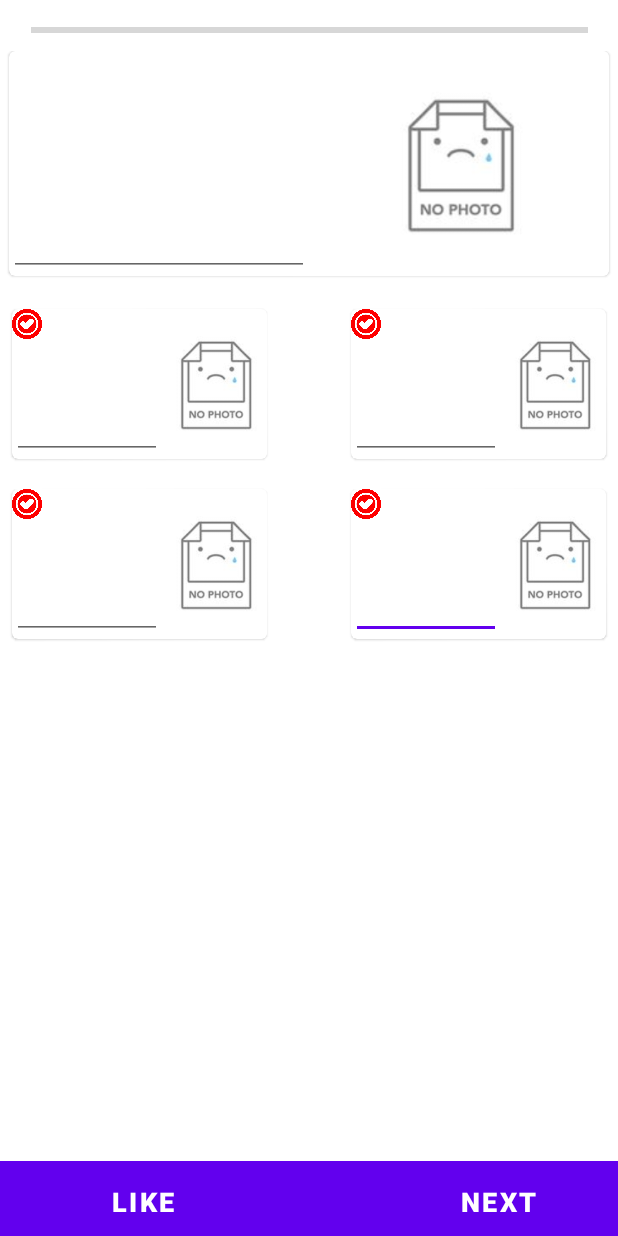
After one commit to MohsenDehghankar/TorobcheApp, an Android app: the GameQuestionActivity screen opened directly, with no data from a screen before it, on a phone screen of 412 x 824 dp. The commit adds this screen. Run offline under Robolectric (Android 15) with nearby library versions, the phone set to English and light mode, and no system bars; Roboto replaces fonts that are not available here.

Commit message:
add GameQuestionActivity

```diff
--- a/app/src/main/java/com/sharifdev/torobche/Activity/QuestionAdapter.java
+++ b/app/src/main/java/com/sharifdev/torobche/Activity/QuestionAdapter.java
@@ -33,7 +33,7 @@ public class QuestionAdapter extends RecyclerView.Adapter<ImageHolder> {
                     .inflate(R.layout.single_image_layout, parent, false);
         } else {
             view = (LinearLayout) LayoutInflater.from(parent.getContext())
-                    .inflate(R.layout.add_button_layout, parent, false);
+                    .inflate(R.layout.add_button, parent, false);
         }
         return new ImageHolder(view);
     }
--- a/app/src/main/java/com/sharifdev/torobche/Activity/QuizAdapter.java
+++ b/app/src/main/java/com/sharifdev/torobche/Activity/QuizAdapter.java
@@ -34,7 +34,7 @@ public class QuizAdapter extends RecyclerView.Adapter<ImageHolder> {
                     .inflate(R.layout.single_image_layout, parent, false);
         } else {
             view = (LinearLayout) LayoutInflater.from(parent.getContext())
-                    .inflate(R.layout.add_button_layout, parent, false);
+                    .inflate(R.layout.add_button, parent, false);
         }
         return new ImageHolder(view);
     }
--- a/app/src/main/java/com/sharifdev/torobche/Game/GameFragment.java
+++ b/app/src/main/java/com/sharifdev/torobche/Game/GameFragment.java
@@ -41,6 +41,13 @@ public class GameFragment extends Fragment {
         });
 
         Button group_button = (Button) rootView.findViewById(R.id.gp_btn);
+        group_button.setOnClickListener(new View.OnClickListener() {
+            @Override
+            public void onClick(View view) {
+                Intent i =new  Intent(getActivity().getApplicationContext(), GameQuestionActivity.class);
+                startActivity(i);
+            }
+        });
 
 
         return rootView;
--- /dev/null
+++ b/app/src/main/java/com/sharifdev/torobche/Game/GameQuestionActivity.java
@@ -0,0 +1,81 @@
+package com.sharifdev.torobche.Game;
+
+import androidx.appcompat.app.AppCompatActivity;
+
+import android.content.Intent;
+import android.os.Bundle;
+import android.os.Handler;
+import android.view.View;
+import android.widget.Button;
+import android.widget.EditText;
+import android.widget.ImageView;
+import android.widget.ProgressBar;
+
+import com.sharifdev.torobche.Home;
+import com.sharifdev.torobche.R;
+import com.sharifdev.torobche.model.Question;
+
+public class GameQuestionActivity extends AppCompatActivity {
+    private int q_number = 1;
+    private Button next;
+    Handler handelr = new Handler();
+    boolean goToNext = false;
+
+
+
+    @Override
+    protected void onCreate(Bundle savedInstanceState) {
+        super.onCreate(savedInstanceState);
+        setContentView(R.layout.activity_game_question);
+
+        next = (Button) findViewById(R.id.next_question);
+        next.setOnClickListener(new View.OnClickListener() {
+            @Override
+            public void onClick(View view) {
+                if (q_number == 10) {
+                    Intent i = new Intent(getApplicationContext(), Home.class);
+                    startActivity(i);
+                    //todo add to score
+                    finish();
+                }
+                if (q_number < 10) {
+                    //todo show correct answer
+                    //todo save the user answer
+                    //todo get random question
+                    setQuestion(new Question());
+                }
+            }
+        });
+
+        setTimeBar();
+    }
+
+    /**
+     * call it for each question (!!! set images no_photo if the question have not photo)
+     */
+    private void setQuestion(Question q) {
+        fillComponent(R.id.q_image, q.questionImage, R.id.q_text, q.questionText);
+        fillComponent(R.id.c1_image, q.image1, R.id.c1_text, q.answerText1);
+        fillComponent(R.id.c2_image, q.image2, R.id.c2_text, q.answerText2);
+        fillComponent(R.id.c3_image, q.image3, R.id.c3_text, q.answerText3);
+        fillComponent(R.id.c4_image, q.image4, R.id.c4_text, q.answerText4);
+
+        q_number += 1;
+
+        setTimeBar();
+    }
+
+    private void fillComponent(int imageId, int imageResource, int textId, String text) {
+        ImageView q_1_image = findViewById(imageId);
+        q_1_image.setImageResource(imageResource);
+
+        EditText q_1_text = findViewById(textId);
+        q_1_text.setText(text);
+    }
+
+    private void setTimeBar() {
+        final ProgressBar timeBar = findViewById(R.id.time_bar);
+
+        //todo
+    }
+}
--- a/app/src/main/java/com/sharifdev/torobche/MainActivity.java
+++ b/app/src/main/java/com/sharifdev/torobche/MainActivity.java
@@ -24,12 +24,12 @@ public class MainActivity extends AppCompatActivity {
     protected void onCreate(Bundle savedInstanceState) {
         setTheme(R.style.AppTheme);
         super.onCreate(savedInstanceState);
-        Intent i = new Intent(this, Home.class);
-        startActivity(i);
+//        Intent i = new Intent(this, Home.class);
+//        startActivity(i);
         // Show login page
-        //setContentView(R.layout.login);
-        // check if user already logged in, Go to Home
-        //checkLocalUser();
+        setContentView(R.layout.login);
+//         check if user already logged in, Go to Home
+        checkLocalUser();
     }
 
     private void checkLocalUser() {
@@ -97,6 +97,6 @@ public class MainActivity extends AppCompatActivity {
     @Override
     protected void onDestroy() {
         super.onDestroy();
-        //ParseUser.logOut();
+        ParseUser.logOut();
     }
 }
--- a/app/src/main/java/com/sharifdev/torobche/model/Question.java
+++ b/app/src/main/java/com/sharifdev/torobche/model/Question.java
@@ -1,7 +1,20 @@
 package com.sharifdev.torobche.model;
+
+import com.sharifdev.torobche.R;
 
 /**
  * A Question
  */
 public class Question {
+    public String questionText = "";
+    public String answerText1 = "";
+    public String answerText2 ="";
+    public String answerText3 = "";
+    public String answerText4 = "";
+    public int image1 = R.drawable.no_photo;
+    public int image2 = R.drawable.no_photo;
+    public int image3 = R.drawable.no_photo;
+    public int image4 = R.drawable.no_photo;
+    public int questionImage = R.drawable.no_photo;
+    public int correctAnswer;
 }
--- /dev/null
+++ b/app/src/main/res/layout/activity_game_question.xml
@@ -0,0 +1,315 @@
+<?xml version="1.0" encoding="utf-8"?>
+<androidx.constraintlayout.widget.ConstraintLayout xmlns:android="http://schemas.android.com/apk/res/android"
+    xmlns:app="http://schemas.android.com/apk/res-auto"
+    xmlns:tools="http://schemas.android.com/tools"
+    android:layout_width="match_parent"
+    android:layout_height="match_parent"
+    android:layout_gravity="center"
+    app:layout_anchorGravity="center"
+    tools:context=".Game.GameQuestionActivity">
+
+
+    <androidx.constraintlayout.widget.ConstraintLayout
+        android:layout_width="match_parent"
+        android:layout_height="wrap_content"
+        android:layout_marginTop="10dp"
+        app:layout_constraintBottom_toBottomOf="parent"
+        app:layout_constraintTop_toBottomOf="@+id/time_bar"
+        app:layout_constraintVertical_bias="0.0"
+        tools:layout_editor_absoluteX="0dp">
+
+        <androidx.constraintlayout.widget.ConstraintLayout
+            android:id="@+id/constraintLayout3"
+            android:layout_width="match_parent"
+            android:layout_height="250dp"
+            app:layout_constraintEnd_toEndOf="parent"
+            app:layout_constraintStart_toStartOf="parent"
+            app:layout_constraintTop_toBottomOf="@+id/question_card">
+
+            <com.google.android.material.card.MaterialCardView
+                android:id="@+id/card_3"
+                style="@style/Widget.MaterialComponents.CardView"
+                android:layout_width="wrap_content"
+                android:layout_height="100dp"
+                android:layout_marginEnd="8dp"
+                android:layout_marginBottom="8dp"
+                android:checkable="true"
+                android:clickable="true"
+                android:focusable="true"
+                app:layout_constraintBottom_toBottomOf="parent"
+                app:layout_constraintEnd_toEndOf="parent">
+
+                <ImageView
+                    android:id="@+id/imageView3"
+                    android:layout_width="20dp"
+                    android:layout_height="20dp"
+                    app:srcCompat="@drawable/wrong" />
+
+                <LinearLayout
+                    android:layout_width="match_parent"
+                    android:layout_height="match_parent"
+                    android:orientation="horizontal">
+
+                    <!-- Media -->
+                    <EditText
+                        android:id="@+id/c3_text"
+                        android:layout_width="100dp"
+                        android:layout_height="match_parent"
+                        android:layout_marginTop="8dp"
+                        android:textAppearance="?attr/textAppearanceBody2"
+                        android:textColor="?android:attr/textColorSecondary" />
+
+
+                    <!-- Title, secondary and supporting text -->
+
+                    <ImageView
+                        android:id="@+id/c3_image"
+                        android:layout_width="70dp"
+                        android:layout_height="match_parent"
+                        android:scaleType="centerCrop"
+                        android:src="@drawable/no_photo" />
+
+                </LinearLayout>
+
+            </com.google.android.material.card.MaterialCardView>
+
+            <com.google.android.material.card.MaterialCardView
+                android:id="@+id/card_1"
+                style="@style/Widget.MaterialComponents.CardView"
+                android:layout_width="wrap_content"
+                android:layout_height="100dp"
+                android:layout_marginEnd="8dp"
+                android:layout_marginBottom="20dp"
+                android:checkable="true"
+                android:clickable="true"
+                android:focusable="true"
+                app:layout_constraintBottom_toTopOf="@+id/card_3"
+                app:layout_constraintEnd_toEndOf="parent">
+
+
+                <ImageView
+                    android:id="@+id/imageView1"
+                    android:layout_width="20dp"
+                    android:layout_height="20dp"
+                    app:srcCompat="@drawable/wrong" />
+
+                <LinearLayout
+                    android:layout_width="match_parent"
+                    android:layout_height="match_parent"
+                    android:orientation="horizontal">
+
+                    <!-- Media -->
+                    <EditText
+                        android:id="@+id/c1_text"
+                        android:layout_width="100dp"
+                        android:layout_height="match_parent"
+                        android:layout_marginTop="8dp"
+                        android:textAppearance="?attr/textAppearanceBody2"
+                        android:textColor="?android:attr/textColorSecondary" />
+
+
+                    <!-- Title, secondary and supporting text -->
+
+                    <ImageView
+                        android:id="@+id/c1_image"
+                        android:layout_width="70dp"
+                        android:layout_height="match_parent"
+                        android:scaleType="centerCrop"
+                        android:src="@drawable/no_photo" />
+
+                </LinearLayout>
+
+            </com.google.android.material.card.MaterialCardView>
+
+            <com.google.android.material.card.MaterialCardView
+                android:id="@+id/card_4"
+                style="@style/Widget.MaterialComponents.CardView"
+                android:layout_width="wrap_content"
+                android:layout_height="100dp"
+                android:layout_marginStart="8dp"
+                android:layout_marginBottom="8dp"
+                android:checkable="true"
+                android:clickable="true"
+                android:focusable="true"
+                app:layout_constraintBottom_toBottomOf="parent"
+                app:layout_constraintStart_toStartOf="parent">
+
+                <ImageView
+                    android:id="@+id/imageView4"
+                    android:layout_width="20dp"
+                    android:layout_height="20dp"
+                    app:srcCompat="@drawable/wrong" />
+
+                <LinearLayout
+                    android:layout_width="match_parent"
+                    android:layout_height="match_parent"
+                    android:orientation="horizontal">
+
+                    <!-- Media -->
+                    <EditText
+                        android:id="@+id/c4_text"
+                        android:layout_width="100dp"
+                        android:layout_height="match_parent"
+                        android:layout_marginTop="8dp"
+                        android:textAppearance="?attr/textAppearanceBody2"
+                        android:textColor="?android:attr/textColorSecondary" />
+
+
+                    <!-- Title, secondary and supporting text -->
+
+                    <ImageView
+                        android:id="@+id/c4_image"
+                        android:layout_width="70dp"
+                        android:layout_height="match_parent"
+                        android:scaleType="centerCrop"
+                        android:src="@drawable/no_photo" />
+
+                </LinearLayout>
+
+            </com.google.android.material.card.MaterialCardView>
+
+            <com.google.android.material.card.MaterialCardView
+                android:id="@+id/card_2"
+                style="@style/Widget.MaterialComponents.CardView"
+                android:layout_width="wrap_content"
+                android:layout_height="100dp"
+                android:layout_marginStart="8dp"
+                android:layout_marginBottom="20dp"
+                android:checkable="true"
+                android:clickable="true"
+                android:focusable="true"
+                app:layout_constraintBottom_toTopOf="@+id/card_4"
+                app:layout_constraintStart_toStartOf="parent">
+
+                <ImageView
+                    android:id="@+id/imageView2"
+                    android:layout_width="20dp"
+                    android:layout_height="20dp"
+                    app:srcCompat="@drawable/wrong" />
+
+                <LinearLayout
+                    android:layout_width="match_parent"
+                    android:layout_height="match_parent"
+                    android:orientation="horizontal">
+
+                    <!-- Media -->
+                    <EditText
+                        android:id="@+id/c2_text"
+                        android:layout_width="100dp"
+                        android:layout_height="match_parent"
+                        android:layout_marginTop="8dp"
+                        android:textAppearance="?attr/textAppearanceBody2"
+                        android:textColor="?android:attr/textColorSecondary" />
+
+
+                    <!-- Title, secondary and supporting text -->
+
+                    <ImageView
+                        android:id="@+id/c2_image"
+                        android:layout_width="70dp"
+                        android:layout_height="match_parent"
+                        android:scaleType="centerCrop"
+                        android:src="@drawable/no_photo" />
+
+                </LinearLayout>
+
+            </com.google.android.material.card.MaterialCardView>
+
+        </androidx.constraintlayout.widget.ConstraintLayout>
+
+
+        <com.google.android.material.card.MaterialCardView
+            android:id="@+id/question_card"
+            android:layout_width="wrap_content"
+            android:layout_height="150dp"
+            android:layout_marginTop="20dp"
+            android:checkable="true"
+            android:clickable="true"
+            android:focusable="true"
+            app:layout_constraintEnd_toEndOf="parent"
+            app:layout_constraintStart_toStartOf="parent"
+            app:layout_constraintTop_toBottomOf="@+id/topic_inp_layout">
+
+            <LinearLayout
+                android:layout_width="match_parent"
+                android:layout_height="match_parent"
+                android:orientation="horizontal">
+
+                <!-- Media -->
+                <EditText
+                    android:id="@+id/q_text"
+                    android:layout_width="200dp"
+                    android:layout_height="match_parent"
+                    android:layout_marginTop="8dp"
+                    android:textAppearance="?attr/textAppearanceBody2"
+                    android:textColor="?android:attr/textColorSecondary" />
+
+
+                <!-- Title, secondary and supporting text -->
+
+                <ImageView
+                    android:id="@+id/q_image"
+                    android:layout_width="200dp"
+                    android:layout_height="match_parent"
+                    android:scaleType="centerCrop"
+                    android:src="@drawable/no_photo" />
+
+            </LinearLayout>
+
+        </com.google.android.material.card.MaterialCardView>
+
+    </androidx.constraintlayout.widget.ConstraintLayout>
+
+    <ProgressBar
+        android:id="@+id/time_bar"
+        style="?android:attr/progressBarStyleHorizontal"
+        android:layout_width="371dp"
+        android:layout_height="8dp"
+        android:layout_marginTop="16dp"
+        android:max="100"
+        app:layout_constraintEnd_toEndOf="parent"
+        app:layout_constraintStart_toStartOf="parent"
+        app:layout_constraintTop_toTopOf="parent" />
+
+    <androidx.constraintlayout.widget.ConstraintLayout
+        android:id="@+id/constraintLayout2"
+        android:layout_width="match_parent"
+        android:layout_height="50dp"
+        android:background="@color/colorPrimary"
+        app:layout_constraintBottom_toBottomOf="parent"
+        app:layout_constraintEnd_toEndOf="parent"
+        app:layout_constraintStart_toStartOf="parent">
+
+        <Button
+            android:id="@+id/like_question"
+            style="@style/Widget.MaterialComponents.Button.TextButton"
+            android:layout_width="159dp"
+            android:layout_height="45dp"
+            android:layout_marginStart="16dp"
+            android:gravity="center"
+            android:text="Like"
+            android:textColor="#FFFFFF"
+            android:textSize="18sp"
+            android:textStyle="bold"
+            app:layout_constraintBottom_toBottomOf="parent"
+            app:layout_constraintStart_toStartOf="parent" />
+
+        <Button
+            android:id="@+id/next_question"
+            style="@style/Widget.MaterialComponents.Button.TextButton"
+            android:layout_width="159dp"
+            android:layout_height="45dp"
+            android:gravity="center"
+            android:text="Next"
+            android:textColor="#FFFFFF"
+            android:textSize="18sp"
+            android:textStyle="bold"
+            app:layout_constraintBottom_toBottomOf="parent"
+            app:layout_constraintEnd_toEndOf="parent"
+            app:layout_constraintHorizontal_bias="0.552"
+            app:layout_constraintStart_toEndOf="@+id/cancel_question" />
+
+    </androidx.constraintlayout.widget.ConstraintLayout>
+
+
+</androidx.constraintlayout.widget.ConstraintLayout>
--- /dev/null
+++ b/app/src/main/res/layout/add_button.xml
@@ -0,0 +1,13 @@
+<?xml version="1.0" encoding="utf-8"?>
+<LinearLayout xmlns:android="http://schemas.android.com/apk/res/android"
+    android:orientation="vertical" android:layout_width="wrap_content"
+    android:layout_height="wrap_content"
+    android:padding="10dp">
+    <ImageView
+        android:id="@+id/category_image"
+        android:layout_width="120dp"
+        android:layout_height="120dp"
+        android:src = "@drawable/plus"
+        android:padding="35dp"
+        android:paddingTop="5dp"/>
+</LinearLayout>
--- a/app/src/main/res/layout/fragment_choose_topic.xml
+++ b/app/src/main/res/layout/fragment_choose_topic.xml
@@ -35,10 +35,9 @@
         android:horizontalSpacing="10dp"
         android:numColumns="3"
         android:verticalSpacing="10dp"
-        app:layout_constraintBottom_toBottomOf="parent"
         app:layout_constraintEnd_toEndOf="parent"
         app:layout_constraintHorizontal_bias="1.0"
         app:layout_constraintStart_toStartOf="parent"
         app:layout_constraintTop_toTopOf="@id/line3_view"
-        app:layout_constraintVertical_bias="1" />
+        />
 </androidx.constraintlayout.widget.ConstraintLayout>
```
Also changed, not shown: app/src/main/AndroidManifest.xml (+9 -7 lines).
